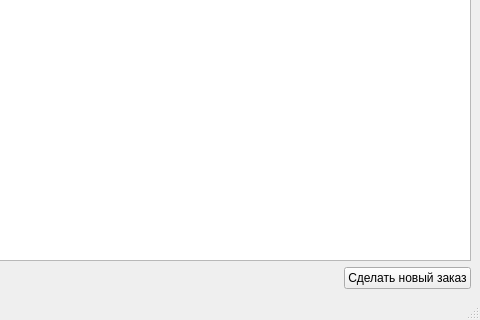
detf0r/MDKP, file userwindow.ui: the form before one commit; both pictures show x 343 to 823 and y 230 to 550 of the 823 by 550 pixel window.
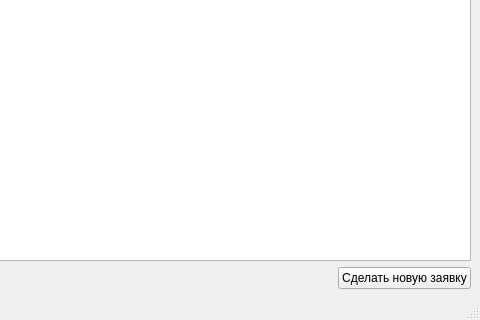
The form after the commit.

```diff
--- a/userwindow.ui
+++ b/userwindow.ui
@@ -41,7 +41,7 @@
         <item>
          <widget class="QPushButton" name="pushButton">
           <property name="text">
-           <string>Сделать новый заказ</string>
+           <string>Сделать новую заявку</string>
           </property>
          </widget>
         </item>
```
